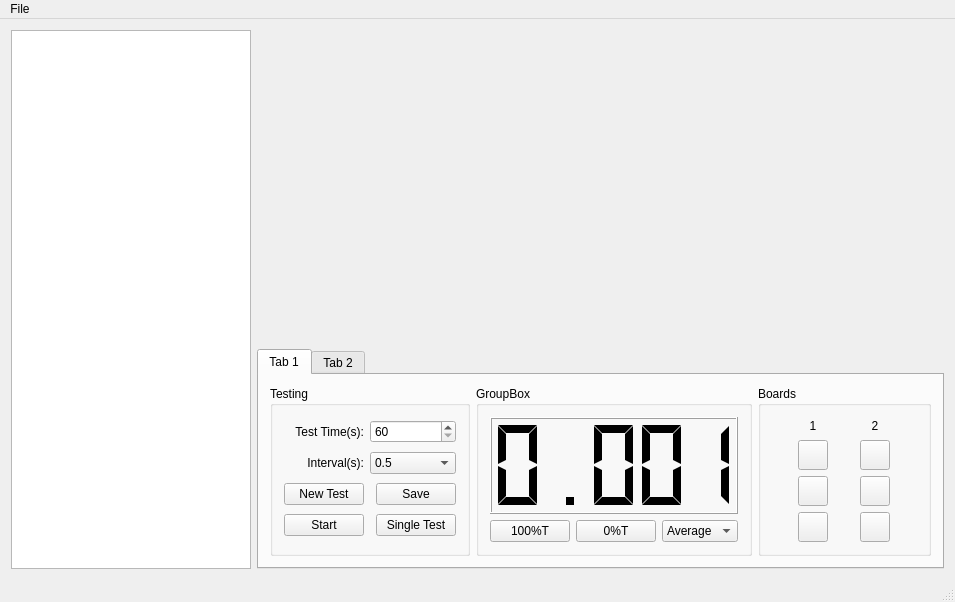
Old version of the form ccd/mainwindow.ui in the repository liningpan/iGEM2017-SDSZ-China.
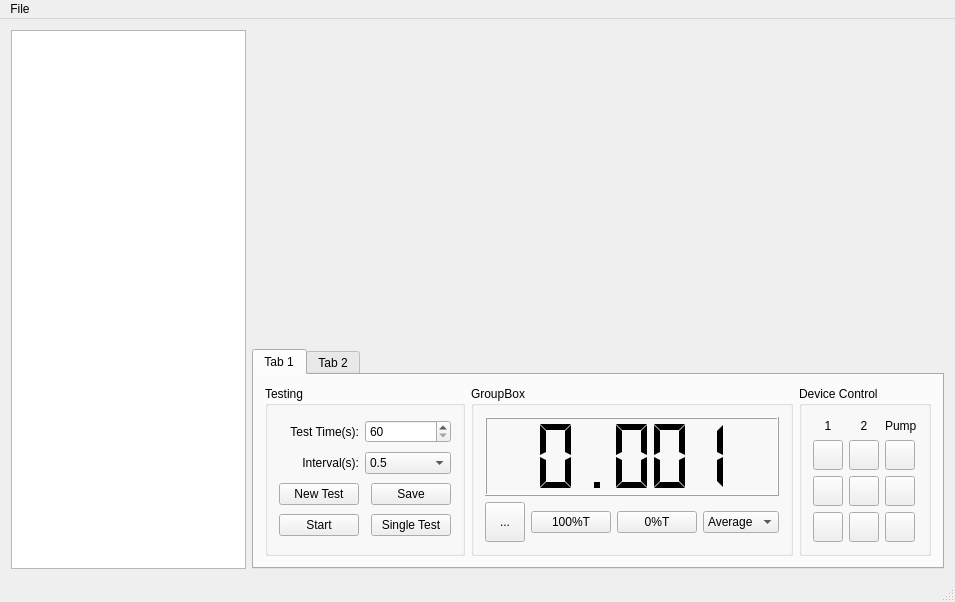
New version of the form. Icons and pictures are not drawn. Custom widgets are drawn as their Qt base class.

The edit to the form file:
```diff
--- a/ccd/mainwindow.ui
+++ b/ccd/mainwindow.ui
@@ -161,22 +161,67 @@
             <property name="title">
              <string>GroupBox</string>
             </property>
+            <property name="checkable">
+             <bool>false</bool>
+            </property>
             <layout class="QGridLayout" name="gridLayout_4">
              <item row="1" column="0">
+              <widget class="QToolButton" name="lightSwitch">
+               <property name="enabled">
+                <bool>true</bool>
+               </property>
+               <property name="minimumSize">
+                <size>
+                 <width>40</width>
+                 <height>40</height>
+                </size>
+               </property>
+               <property name="maximumSize">
+                <size>
+                 <width>40</width>
+                 <height>40</height>
+                </size>
+               </property>
+               <property name="text">
+                <string>...</string>
+               </property>
+               <property name="icon">
+                <iconset theme="light" resource="image.qrc">
+                 <normaloff>:/off.png</normaloff>
+                 <normalon>:/on.png</normalon>:/off.png</iconset>
+               </property>
+               <property name="iconSize">
+                <size>
+                 <width>30</width>
+                 <height>30</height>
+                </size>
+               </property>
+               <property name="checkable">
+                <bool>true</bool>
+               </property>
+               <property name="checked">
+                <bool>false</bool>
+               </property>
+               <property name="autoRepeat">
+                <bool>false</bool>
+               </property>
+              </widget>
+             </item>
+             <item row="1" column="1">
               <widget class="QPushButton" name="set100T">
                <property name="text">
                 <string>100%T</string>
                </property>
               </widget>
              </item>
-             <item row="1" column="1">
+             <item row="1" column="2">
               <widget class="QPushButton" name="set0T">
                <property name="text">
                 <string>0%T</string>
                </property>
               </widget>
              </item>
-             <item row="1" column="2">
+             <item row="1" column="3">
               <widget class="QComboBox" name="mode">
                <item>
                 <property name="text">
@@ -185,7 +230,7 @@
                </item>
               </widget>
              </item>
-             <item row="0" column="0" colspan="3">
+             <item row="0" column="0" colspan="4">
               <widget class="QLCDNumber" name="lcdNumber">
                <property name="mode">
                 <enum>QLCDNumber::Dec</enum>
@@ -208,7 +253,7 @@
           <item>
            <widget class="QGroupBox" name="groupBox_2">
             <property name="title">
-             <string>Boards</string>
+             <string>Device Control</string>
             </property>
             <layout class="QGridLayout" name="gridLayout_3">
              <item row="0" column="0">
@@ -231,6 +276,13 @@
                </property>
               </widget>
              </item>
+             <item row="0" column="2">
+              <widget class="QLabel" name="label_8">
+               <property name="text">
+                <string>Pump</string>
+               </property>
+              </widget>
+             </item>
              <item row="1" column="0">
               <widget class="QToolButton" name="BoardOneUp">
                <property name="sizePolicy">
@@ -295,6 +347,38 @@
                </property>
               </widget>
              </item>
+             <item row="1" column="2">
+              <widget class="QToolButton" name="PumpOut">
+               <property name="sizePolicy">
+                <sizepolicy hsizetype="Fixed" vsizetype="Fixed">
+                 <horstretch>0</horstretch>
+                 <verstretch>0</verstretch>
+                </sizepolicy>
+               </property>
+               <property name="minimumSize">
+                <size>
+                 <width>30</width>
+                 <height>30</height>
+                </size>
+               </property>
+               <property name="maximumSize">
+                <size>
+                 <width>30</width>
+                 <height>30</height>
+                </size>
+               </property>
+               <property name="styleSheet">
+                <string notr="true"/>
+               </property>
+               <property name="text">
+                <string/>
+               </property>
+               <property name="icon">
+                <iconset resource="image.qrc">
+                 <normaloff>:/up_arrow.png</normaloff>:/up_arrow.png</iconset>
+               </property>
+              </widget>
+             </item>
              <item row="2" column="0">
               <widget class="QToolButton" name="BoardOneStop">
                <property name="sizePolicy">
@@ -359,6 +443,38 @@
                </property>
               </widget>
              </item>
+             <item row="2" column="2">
+              <widget class="QToolButton" name="PumpStop">
+               <property name="sizePolicy">
+                <sizepolicy hsizetype="Fixed" vsizetype="Fixed">
+                 <horstretch>0</horstretch>
+                 <verstretch>0</verstretch>
+                </sizepolicy>
+               </property>
+               <property name="minimumSize">
+                <size>
+                 <width>30</width>
+                 <height>30</height>
+                </size>
+               </property>
+               <property name="maximumSize">
+                <size>
+                 <width>30</width>
+                 <height>30</height>
+                </size>
+               </property>
+               <property name="styleSheet">
+                <string notr="true"/>
+               </property>
+               <property name="text">
+                <string/>
+               </property>
+               <property name="icon">
+                <iconset resource="image.qrc">
+                 <normaloff>:/IMG_2183.PNG</normaloff>:/IMG_2183.PNG</iconset>
+               </property>
+              </widget>
+             </item>
              <item row="3" column="0">
               <widget class="QToolButton" name="BoardOneDown">
                <property name="sizePolicy">
@@ -423,6 +539,38 @@
                </property>
               </widget>
              </item>
+             <item row="3" column="2">
+              <widget class="QToolButton" name="PumpIn">
+               <property name="sizePolicy">
+                <sizepolicy hsizetype="Fixed" vsizetype="Fixed">
+                 <horstretch>0</horstretch>
+                 <verstretch>0</verstretch>
+                </sizepolicy>
+               </property>
+               <property name="minimumSize">
+                <size>
+                 <width>30</width>
+                 <height>30</height>
+                </size>
+               </property>
+               <property name="maximumSize">
+                <size>
+                 <width>30</width>
+                 <height>30</height>
+                </size>
+               </property>
+               <property name="styleSheet">
+                <string notr="true"/>
+               </property>
+               <property name="text">
+                <string/>
+               </property>
+               <property name="icon">
+                <iconset resource="image.qrc">
+                 <normaloff>:/down_arrow.png</normaloff>:/down_arrow.png</iconset>
+               </property>
+              </widget>
+             </item>
             </layout>
            </widget>
           </item>
```
Left out of the diff: 41 changed lines with no effect on the pictures.
